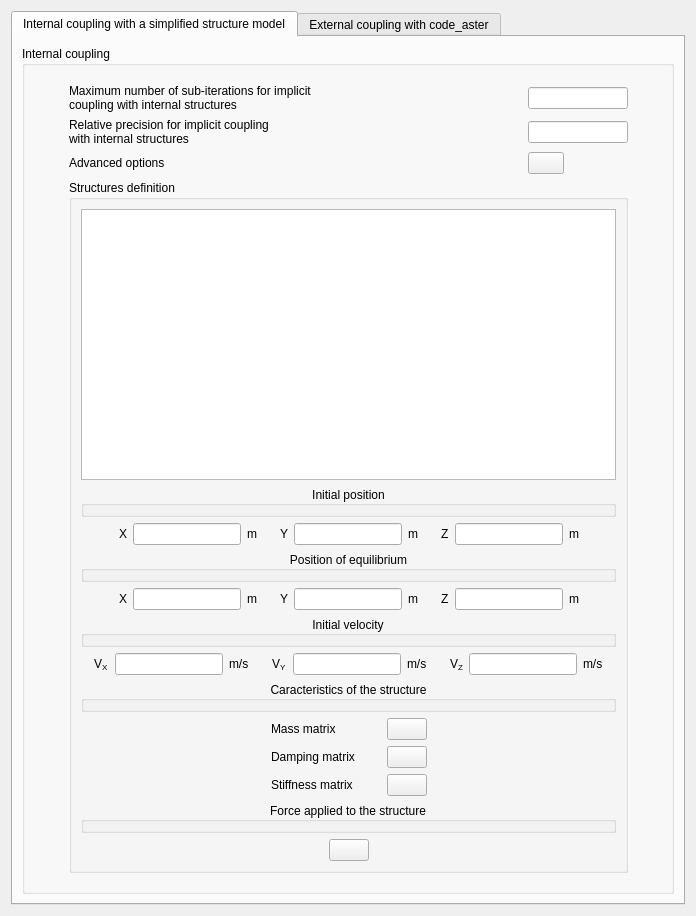
The window that gui/Pages/FluidStructureInteractionForm.ui (code-saturne/code_saturne) describes before a commit, drawn with Qt 5.
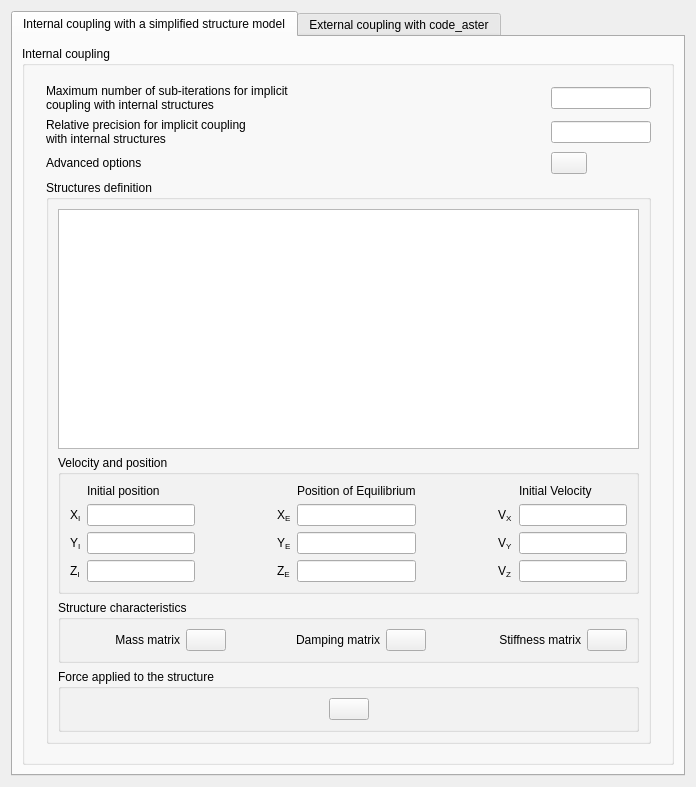
The same window after the commit. Icons and pictures are not drawn.

Commit message: GUI: cleanup FSI page layout.

What changed in the file:
```diff
--- a/gui/Pages/FluidStructureInteractionForm.ui
+++ b/gui/Pages/FluidStructureInteractionForm.ui
@@ -7,14 +7,14 @@
     <x>0</x>
     <y>0</y>
     <width>696</width>
-    <height>916</height>
+    <height>787</height>
    </rect>
   </property>
   <property name="windowTitle">
    <string>Form</string>
   </property>
   <layout class="QGridLayout" name="gridLayout_5">
-   <item row="0" column="0" rowspan="2" colspan="2">
+   <item row="0" column="0" rowspan="2" colspan="5">
     <widget class="QTabWidget" name="tabWidget">
      <property name="currentIndex">
       <number>0</number>
@@ -199,94 +199,27 @@
                      <widget class="QTableView" name="tableInternalCoupling"/>
                     </item>
                     <item>
-                     <layout class="QVBoxLayout" name="verticalLayout">
-                      <item>
-                       <widget class="QGroupBox" name="groupBox_2">
+                     <widget class="QGroupBox" name="gridGroupBox">
                         <property name="title">
-                         <string>Initial position</string>
-                        </property>
-                        <property name="alignment">
-                         <set>Qt::AlignCenter</set>
-                        </property>
-                        <property name="flat">
-                         <bool>true</bool>
-                        </property>
-                       </widget>
-                      </item>
-                      <item>
-                       <layout class="QHBoxLayout" name="horizontalLayout_5">
-                        <item>
-                         <spacer name="horizontalSpacer_3">
-                          <property name="orientation">
-                           <enum>Qt::Horizontal</enum>
-                          </property>
-                          <property name="sizeHint" stdset="0">
-                           <size>
-                            <width>13</width>
-                            <height>13</height>
-                           </size>
-                          </property>
-                         </spacer>
-                        </item>
-                        <item>
-                         <layout class="QHBoxLayout" name="horizontalLayout">
-                          <item>
-                           <widget class="QLabel" name="label_2">
+                       <string>Velocity and position</string>
+                      </property>
+                      <layout class="QGridLayout" name="gridLayout_11">
+                       <item row="2" column="3">
+                        <widget class="QLabel" name="label_Ye">
                             <property name="text">
-                             <string>X</string>
+                          <string>&lt;html&gt;&lt;head/&gt;&lt;body&gt;&lt;p&gt;Y&lt;span style=&quot; vertical-align:sub;&quot;&gt;E&lt;/span&gt;&lt;/p&gt;&lt;/body&gt;&lt;/html&gt;</string>
                             </property>
                            </widget>
                           </item>
-                          <item>
-                           <widget class="QLineEdit" name="lineEditInitialDisplacementX">
-                            <property name="toolTip">
-                             <string>&lt;html&gt;&lt;head/&gt;&lt;body&gt;&lt;p&gt;&lt;span style=&quot; font-size:9pt;&quot;&gt;Code_Saturne key word: &lt;/span&gt;&lt;span style=&quot; font-size:9pt; font-weight:600;&quot;&gt;XSTR0&lt;/span&gt;&lt;/p&gt;&lt;/body&gt;&lt;/html&gt;</string>
-                            </property>
-                           </widget>
-                          </item>
-                          <item>
-                           <widget class="QLabel" name="label_5">
-                            <property name="text">
-                             <string>m</string>
-                            </property>
-                           </widget>
-                          </item>
-                          <item>
-                           <spacer name="horizontalSpacer">
-                            <property name="orientation">
-                             <enum>Qt::Horizontal</enum>
-                            </property>
-                            <property name="sizeHint" stdset="0">
-                             <size>
-                              <width>17</width>
-                              <height>20</height>
-                             </size>
-                            </property>
-                           </spacer>
-                          </item>
-                          <item>
-                           <widget class="QLabel" name="label_3">
-                            <property name="text">
-                             <string>Y</string>
-                            </property>
-                           </widget>
-                          </item>
-                          <item>
+                       <item row="2" column="1">
                            <widget class="QLineEdit" name="lineEditInitialDisplacementY">
                             <property name="toolTip">
                              <string>&lt;html&gt;&lt;head/&gt;&lt;body&gt;&lt;p&gt;&lt;span style=&quot; font-size:9pt;&quot;&gt;Code_Saturne key word: &lt;/span&gt;&lt;span style=&quot; font-size:9pt; font-weight:600;&quot;&gt;XSTR0&lt;/span&gt;&lt;/p&gt;&lt;/body&gt;&lt;/html&gt;</string>
                             </property>
                            </widget>
                           </item>
-                          <item>
-                           <widget class="QLabel" name="label_6">
-                            <property name="text">
-                             <string>m</string>
-                            </property>
-                           </widget>
-                          </item>
-                          <item>
-                           <spacer name="horizontalSpacer_2">
+                       <item row="1" column="2">
+                        <spacer name="horizontalSpacer">
                             <property name="orientation">
                              <enum>Qt::Horizontal</enum>
                             </property>
@@ -298,344 +231,161 @@
                             </property>
                            </spacer>
                           </item>
-                          <item>
-                           <widget class="QLabel" name="label_4">
+                       <item row="3" column="3">
+                        <widget class="QLabel" name="label_Ze">
                             <property name="text">
-                             <string>Z</string>
+                          <string>&lt;html&gt;&lt;head/&gt;&lt;body&gt;&lt;p&gt;Z&lt;span style=&quot; vertical-align:sub;&quot;&gt;E&lt;/span&gt;&lt;/p&gt;&lt;/body&gt;&lt;/html&gt;</string>
                             </property>
                            </widget>
                           </item>
-                          <item>
-                           <widget class="QLineEdit" name="lineEditInitialDisplacementZ">
-                            <property name="toolTip">
-                             <string>&lt;html&gt;&lt;head/&gt;&lt;body&gt;&lt;p&gt;&lt;span style=&quot; font-size:9pt;&quot;&gt;Code_Saturne key word: &lt;/span&gt;&lt;span style=&quot; font-size:9pt; font-weight:600;&quot;&gt;XSTR0&lt;/span&gt;&lt;/p&gt;&lt;/body&gt;&lt;/html&gt;</string>
-                            </property>
-                           </widget>
-                          </item>
-                          <item>
-                           <widget class="QLabel" name="label_7">
-                            <property name="text">
-                             <string>m</string>
-                            </property>
-                           </widget>
-                          </item>
-                         </layout>
-                        </item>
-                        <item>
-                         <spacer name="horizontalSpacer_4">
-                          <property name="orientation">
-                           <enum>Qt::Horizontal</enum>
-                          </property>
-                          <property name="sizeHint" stdset="0">
-                           <size>
-                            <width>13</width>
-                            <height>13</height>
-                           </size>
-                          </property>
-                         </spacer>
-                        </item>
-                       </layout>
-                      </item>
-                      <item>
-                       <widget class="QGroupBox" name="groupBox_3">
-                        <property name="title">
-                         <string>Position of equilibrium</string>
-                        </property>
-                        <property name="alignment">
-                         <set>Qt::AlignCenter</set>
-                        </property>
-                        <property name="flat">
-                         <bool>true</bool>
-                        </property>
-                       </widget>
-                      </item>
-                      <item>
-                       <layout class="QHBoxLayout" name="horizontalLayout_6">
-                        <item>
-                         <spacer name="horizontalSpacer_5">
-                          <property name="orientation">
-                           <enum>Qt::Horizontal</enum>
-                          </property>
-                          <property name="sizeHint" stdset="0">
-                           <size>
-                            <width>13</width>
-                            <height>13</height>
-                           </size>
-                          </property>
-                         </spacer>
-                        </item>
-                        <item>
-                         <layout class="QHBoxLayout" name="horizontalLayout_2">
-                          <item>
-                           <widget class="QLabel" name="label_8">
-                            <property name="text">
-                             <string>X</string>
-                            </property>
-                           </widget>
-                          </item>
-                          <item>
+                       <item row="1" column="4">
                            <widget class="QLineEdit" name="lineEditEquilibriumDisplacementX">
                             <property name="toolTip">
                              <string>&lt;html&gt;&lt;head/&gt;&lt;body&gt;&lt;p&gt;&lt;span style=&quot; font-size:9pt;&quot;&gt;Code_Saturne key word: &lt;/span&gt;&lt;span style=&quot; font-size:9pt; font-weight:600;&quot;&gt;XSTREQ&lt;/span&gt;&lt;/p&gt;&lt;/body&gt;&lt;/html&gt;</string>
                             </property>
                            </widget>
                           </item>
-                          <item>
-                           <widget class="QLabel" name="label_9">
-                            <property name="text">
-                             <string>m</string>
-                            </property>
-                           </widget>
-                          </item>
-                          <item>
-                           <spacer name="horizontalSpacer">
-                            <property name="orientation">
-                             <enum>Qt::Horizontal</enum>
-                            </property>
-                            <property name="sizeHint" stdset="0">
-                             <size>
-                              <width>17</width>
-                              <height>20</height>
-                             </size>
-                            </property>
-                           </spacer>
-                          </item>
-                          <item>
-                           <widget class="QLabel" name="label_10">
-                            <property name="text">
-                             <string>Y</string>
-                            </property>
-                           </widget>
-                          </item>
-                          <item>
-                           <widget class="QLineEdit" name="lineEditEquilibriumDisplacementY">
-                            <property name="toolTip">
-                             <string>&lt;html&gt;&lt;head/&gt;&lt;body&gt;&lt;p&gt;&lt;span style=&quot; font-size:9pt;&quot;&gt;Code_Saturne key word: &lt;/span&gt;&lt;span style=&quot; font-size:9pt; font-weight:600;&quot;&gt;XSTREQ&lt;/span&gt;&lt;/p&gt;&lt;/body&gt;&lt;/html&gt;</string>
-                            </property>
-                           </widget>
-                          </item>
-                          <item>
-                           <widget class="QLabel" name="label_11">
-                            <property name="text">
-                             <string>m</string>
-                            </property>
-                           </widget>
-                          </item>
-                          <item>
-                           <spacer name="horizontalSpacer_2">
-                            <property name="orientation">
-                             <enum>Qt::Horizontal</enum>
-                            </property>
-                            <property name="sizeHint" stdset="0">
-                             <size>
-                              <width>17</width>
-                              <height>20</height>
-                             </size>
-                            </property>
-                           </spacer>
-                          </item>
-                          <item>
-                           <widget class="QLabel" name="label_12">
-                            <property name="text">
-                             <string>Z</string>
-                            </property>
-                           </widget>
-                          </item>
-                          <item>
-                           <widget class="QLineEdit" name="lineEditEquilibriumDisplacementZ">
-                            <property name="toolTip">
-                             <string>&lt;html&gt;&lt;head/&gt;&lt;body&gt;&lt;p&gt;&lt;span style=&quot; font-size:9pt;&quot;&gt;Code_Saturne key word: &lt;/span&gt;&lt;span style=&quot; font-size:9pt; font-weight:600;&quot;&gt;XSTREQ&lt;/span&gt;&lt;/p&gt;&lt;/body&gt;&lt;/html&gt;</string>
-                            </property>
-                           </widget>
-                          </item>
-                          <item>
-                           <widget class="QLabel" name="label_13">
-                            <property name="text">
-                             <string>m</string>
-                            </property>
-                           </widget>
-                          </item>
-                         </layout>
-                        </item>
-                        <item>
-                         <spacer name="horizontalSpacer_6">
-                          <property name="orientation">
-                           <enum>Qt::Horizontal</enum>
-                          </property>
-                          <property name="sizeHint" stdset="0">
-                           <size>
-                            <width>13</width>
-                            <height>13</height>
-                           </size>
-                          </property>
-                         </spacer>
-                        </item>
-                       </layout>
-                      </item>
-                      <item>
-                       <widget class="QGroupBox" name="groupBox_4">
-                        <property name="title">
-                         <string>Initial velocity</string>
-                        </property>
-                        <property name="alignment">
-                         <set>Qt::AlignCenter</set>
-                        </property>
-                        <property name="flat">
-                         <bool>true</bool>
-                        </property>
-                       </widget>
-                      </item>
-                      <item>
-                       <layout class="QHBoxLayout" name="horizontalLayout_7">
-                        <item>
-                         <spacer name="horizontalSpacer_7">
-                          <property name="orientation">
-                           <enum>Qt::Horizontal</enum>
-                          </property>
-                          <property name="sizeHint" stdset="0">
-                           <size>
-                            <width>13</width>
-                            <height>13</height>
-                           </size>
-                          </property>
-                         </spacer>
-                        </item>
-                        <item>
-                         <layout class="QHBoxLayout" name="horizontalLayout_3">
-                          <item>
-                           <widget class="QLabel" name="label_14">
+                       <item row="1" column="6">
+                        <widget class="QLabel" name="label_Vx">
                             <property name="text">
                              <string>V&lt;sub&gt;X&lt;/sub&gt;</string>
                             </property>
                            </widget>
                           </item>
-                          <item>
-                           <widget class="QLineEdit" name="lineEditInitialVelocityX">
-                            <property name="toolTip">
-                             <string>&lt;html&gt;&lt;head/&gt;&lt;body&gt;&lt;p&gt;&lt;span style=&quot; font-size:9pt;&quot;&gt;Code_Saturne key word: &lt;/span&gt;&lt;span style=&quot; font-size:9pt; font-weight:600;&quot;&gt;VSTR0&lt;/span&gt;&lt;/p&gt;&lt;/body&gt;&lt;/html&gt;</string>
-                            </property>
-                           </widget>
-                          </item>
-                          <item>
-                           <widget class="QLabel" name="label_15">
+                       <item row="3" column="0">
+                        <widget class="QLabel" name="label_Zi">
                             <property name="text">
-                             <string>m/s</string>
+                          <string>&lt;html&gt;&lt;head/&gt;&lt;body&gt;&lt;p&gt;Z&lt;span style=&quot; vertical-align:sub;&quot;&gt;I&lt;/span&gt;&lt;/p&gt;&lt;/body&gt;&lt;/html&gt;</string>
                             </property>
                            </widget>
                           </item>
-                          <item>
-                           <spacer name="horizontalSpacer">
-                            <property name="orientation">
-                             <enum>Qt::Horizontal</enum>
-                            </property>
-                            <property name="sizeHint" stdset="0">
-                             <size>
-                              <width>17</width>
-                              <height>20</height>
-                             </size>
-                            </property>
-                           </spacer>
-                          </item>
-                          <item>
-                           <widget class="QLabel" name="label_16">
-                            <property name="text">
-                             <string>V&lt;sub&gt;Y&lt;/sub&gt;</string>
-                            </property>
-                           </widget>
-                          </item>
-                          <item>
+                       <item row="2" column="7">
                            <widget class="QLineEdit" name="lineEditInitialVelocityY">
                             <property name="toolTip">
                              <string>&lt;html&gt;&lt;head/&gt;&lt;body&gt;&lt;p&gt;&lt;span style=&quot; font-size:9pt;&quot;&gt;Code_Saturne key word: &lt;/span&gt;&lt;span style=&quot; font-size:9pt; font-weight:600;&quot;&gt;VSTR0&lt;/span&gt;&lt;/p&gt;&lt;/body&gt;&lt;/html&gt;</string>
                             </property>
                            </widget>
                           </item>
-                          <item>
-                           <widget class="QLabel" name="label_17">
+                       <item row="1" column="1">
+                        <widget class="QLineEdit" name="lineEditInitialDisplacementX">
+                         <property name="toolTip">
+                          <string>&lt;html&gt;&lt;head/&gt;&lt;body&gt;&lt;p&gt;&lt;span style=&quot; font-size:9pt;&quot;&gt;Code_Saturne key word: &lt;/span&gt;&lt;span style=&quot; font-size:9pt; font-weight:600;&quot;&gt;XSTR0&lt;/span&gt;&lt;/p&gt;&lt;/body&gt;&lt;/html&gt;</string>
+                         </property>
+                        </widget>
+                       </item>
+                       <item row="1" column="7">
+                        <widget class="QLineEdit" name="lineEditInitialVelocityX">
+                         <property name="toolTip">
+                          <string>&lt;html&gt;&lt;head/&gt;&lt;body&gt;&lt;p&gt;&lt;span style=&quot; font-size:9pt;&quot;&gt;Code_Saturne key word: &lt;/span&gt;&lt;span style=&quot; font-size:9pt; font-weight:600;&quot;&gt;VSTR0&lt;/span&gt;&lt;/p&gt;&lt;/body&gt;&lt;/html&gt;</string>
+                         </property>
+                        </widget>
+                       </item>
+                       <item row="1" column="3">
+                        <widget class="QLabel" name="label_Xe">
                             <property name="text">
-                             <string>m/s</string>
+                          <string>&lt;html&gt;&lt;head/&gt;&lt;body&gt;&lt;p&gt;X&lt;span style=&quot; vertical-align:sub;&quot;&gt;E&lt;/span&gt;&lt;/p&gt;&lt;/body&gt;&lt;/html&gt;</string>
                             </property>
                            </widget>
                           </item>
-                          <item>
-                           <spacer name="horizontalSpacer_2">
-                            <property name="orientation">
-                             <enum>Qt::Horizontal</enum>
-                            </property>
-                            <property name="sizeHint" stdset="0">
-                             <size>
-                              <width>17</width>
-                              <height>20</height>
-                             </size>
-                            </property>
-                           </spacer>
-                          </item>
-                          <item>
-                           <widget class="QLabel" name="label_18">
+                       <item row="3" column="1">
+                        <widget class="QLineEdit" name="lineEditInitialDisplacementZ">
+                         <property name="toolTip">
+                          <string>&lt;html&gt;&lt;head/&gt;&lt;body&gt;&lt;p&gt;&lt;span style=&quot; font-size:9pt;&quot;&gt;Code_Saturne key word: &lt;/span&gt;&lt;span style=&quot; font-size:9pt; font-weight:600;&quot;&gt;XSTR0&lt;/span&gt;&lt;/p&gt;&lt;/body&gt;&lt;/html&gt;</string>
+                         </property>
+                        </widget>
+                       </item>
+                       <item row="0" column="4">
+                        <widget class="QLabel" name="label_24">
+                         <property name="text">
+                          <string>Position of Equilibrium</string>
+                         </property>
+                        </widget>
+                       </item>
+                       <item row="0" column="1">
+                        <widget class="QLabel" name="label_23">
+                         <property name="text">
+                          <string>Initial position</string>
+                         </property>
+                        </widget>
+                       </item>
+                       <item row="3" column="6">
+                        <widget class="QLabel" name="label_Vz">
                             <property name="text">
                              <string>V&lt;sub&gt;Z&lt;/sub&gt;</string>
                             </property>
                            </widget>
                           </item>
-                          <item>
+                       <item row="0" column="7">
+                        <widget class="QLabel" name="label_25">
+                         <property name="text">
+                          <string>Initial Velocity</string>
+                         </property>
+                        </widget>
+                       </item>
+                       <item row="2" column="0">
+                        <widget class="QLabel" name="label_Yi">
+                         <property name="text">
+                          <string>&lt;html&gt;&lt;head/&gt;&lt;body&gt;&lt;p&gt;Y&lt;span style=&quot; vertical-align:sub;&quot;&gt;I&lt;/span&gt;&lt;/p&gt;&lt;/body&gt;&lt;/html&gt;</string>
+                         </property>
+                        </widget>
+                       </item>
+                       <item row="3" column="4">
+                        <widget class="QLineEdit" name="lineEditEquilibriumDisplacementZ">
+                         <property name="toolTip">
+                          <string>&lt;html&gt;&lt;head/&gt;&lt;body&gt;&lt;p&gt;&lt;span style=&quot; font-size:9pt;&quot;&gt;Code_Saturne key word: &lt;/span&gt;&lt;span style=&quot; font-size:9pt; font-weight:600;&quot;&gt;XSTREQ&lt;/span&gt;&lt;/p&gt;&lt;/body&gt;&lt;/html&gt;</string>
+                         </property>
+                        </widget>
+                       </item>
+                       <item row="2" column="6">
+                        <widget class="QLabel" name="label_Vy">
+                         <property name="text">
+                          <string>V&lt;sub&gt;Y&lt;/sub&gt;</string>
+                         </property>
+                        </widget>
+                       </item>
+                       <item row="1" column="5">
+                        <spacer name="horizontalSpacer_5">
+                         <property name="orientation">
+                          <enum>Qt::Horizontal</enum>
+                         </property>
+                         <property name="sizeHint" stdset="0">
+                          <size>
+                           <width>13</width>
+                           <height>13</height>
+                          </size>
+                         </property>
+                        </spacer>
+                       </item>
+                       <item row="2" column="4">
+                        <widget class="QLineEdit" name="lineEditEquilibriumDisplacementY">
+                         <property name="toolTip">
+                          <string>&lt;html&gt;&lt;head/&gt;&lt;body&gt;&lt;p&gt;&lt;span style=&quot; font-size:9pt;&quot;&gt;Code_Saturne key word: &lt;/span&gt;&lt;span style=&quot; font-size:9pt; font-weight:600;&quot;&gt;XSTREQ&lt;/span&gt;&lt;/p&gt;&lt;/body&gt;&lt;/html&gt;</string>
+                         </property>
+                        </widget>
+                       </item>
+                       <item row="3" column="7">
                            <widget class="QLineEdit" name="lineEditInitialVelocityZ">
                             <property name="toolTip">
                              <string>&lt;html&gt;&lt;head/&gt;&lt;body&gt;&lt;p&gt;&lt;span style=&quot; font-size:9pt;&quot;&gt;Code_Saturne key word: &lt;/span&gt;&lt;span style=&quot; font-size:9pt; font-weight:600;&quot;&gt;VSTR0&lt;/span&gt;&lt;/p&gt;&lt;/body&gt;&lt;/html&gt;</string>
                             </property>
                            </widget>
                           </item>
-                          <item>
-                           <widget class="QLabel" name="label_19">
+                       <item row="1" column="0">
+                        <widget class="QLabel" name="label_Xi">
                             <property name="text">
-                             <string>m/s</string>
+                          <string>&lt;html&gt;&lt;head/&gt;&lt;body&gt;&lt;p&gt;X&lt;span style=&quot; vertical-align:sub;&quot;&gt;I&lt;/span&gt;&lt;/p&gt;&lt;/body&gt;&lt;/html&gt;</string>
                             </property>
                            </widget>
                           </item>
                          </layout>
+                     </widget>
                         </item>
                         <item>
-                         <spacer name="horizontalSpacer_8">
-                          <property name="orientation">
-                           <enum>Qt::Horizontal</enum>
-                          </property>
-                          <property name="sizeHint" stdset="0">
-                           <size>
-                            <width>13</width>
-                            <height>13</height>
-                           </size>
-                          </property>
-                         </spacer>
-                        </item>
-                       </layout>
-                      </item>
-                      <item>
-                       <widget class="QGroupBox" name="groupBox_5">
+                     <widget class="QGroupBox" name="horizontalGroupBoxStructurCharacteristics">
                         <property name="title">
-                         <string>Caracteristics of the structure</string>
-                        </property>
-                        <property name="alignment">
-                         <set>Qt::AlignCenter</set>
-                        </property>
-                        <property name="flat">
-                         <bool>true</bool>
-                        </property>
-                       </widget>
-                      </item>
-                      <item>
-                       <layout class="QHBoxLayout" name="horizontalLayout_10">
-                        <item>
-                         <spacer name="horizontalSpacer_9">
-                          <property name="orientation">
-                           <enum>Qt::Horizontal</enum>
-                          </property>
-                          <property name="sizeHint" stdset="0">
-                           <size>
-                            <width>40</width>
-                            <height>20</height>
-                           </size>
-                          </property>
-                         </spacer>
-                        </item>
+                       <string>Structure characteristics</string>
+                      </property>
+                      <layout class="QHBoxLayout" name="horizontalLayout_2">
                         <item>
                          <widget class="QLabel" name="label_20">
                           <property name="minimumSize">
@@ -648,7 +398,7 @@
                            <string>&lt;html&gt;&lt;head/&gt;&lt;body&gt;&lt;p&gt;&lt;span style=&quot; font-size:9pt;&quot;&gt;Code_Saturne key word: &lt;/span&gt;&lt;span style=&quot; font-size:9pt; font-weight:600;&quot;&gt;XMSTRU&lt;/span&gt;&lt;/p&gt;&lt;/body&gt;&lt;/html&gt;</string>
                           </property>
                           <property name="text">
-                           <string>Mass matrix</string>
+                          <string>&lt;html&gt;&lt;head/&gt;&lt;body&gt;&lt;p align=&quot;right&quot;&gt;Mass matrix&lt;/p&gt;&lt;/body&gt;&lt;/html&gt;</string>
                           </property>
                          </widget>
                         </item>
@@ -673,24 +423,7 @@
                          </widget>
                         </item>
                         <item>
-                         <spacer name="horizontalSpacer_10">
-                          <property name="orientation">
-                           <enum>Qt::Horizontal</enum>
-                          </property>
-                          <property name="sizeHint" stdset="0">
-                           <size>
-                            <width>40</width>
-                            <height>20</height>
-                           </size>
-                          </property>
-                         </spacer>
-                        </item>
-                       </layout>
-                      </item>
-                      <item>
-                       <layout class="QHBoxLayout" name="horizontalLayout_9">
-                        <item>
-                         <spacer name="horizontalSpacer_11">
+                        <spacer name="horizontalSpacer_9">
                           <property name="orientation">
                            <enum>Qt::Horizontal</enum>
                           </property>
@@ -714,7 +447,7 @@
                            <string>&lt;html&gt;&lt;head/&gt;&lt;body&gt;&lt;p&gt;&lt;span style=&quot; font-size:9pt;&quot;&gt;Code_Saturne key word: &lt;/span&gt;&lt;span style=&quot; font-size:9pt; font-weight:600;&quot;&gt;XCSTRU&lt;/span&gt;&lt;/p&gt;&lt;/body&gt;&lt;/html&gt;</string>
                           </property>
                           <property name="text">
-                           <string>Damping matrix</string>
+                          <string>&lt;html&gt;&lt;head/&gt;&lt;body&gt;&lt;p align=&quot;right&quot;&gt;Damping matrix&lt;/p&gt;&lt;/body&gt;&lt;/html&gt;</string>
                           </property>
                          </widget>
                         </item>
@@ -739,24 +472,7 @@
                          </widget>
                         </item>
                         <item>
-                         <spacer name="horizontalSpacer_12">
-                          <property name="orientation">
-                           <enum>Qt::Horizontal</enum>
-                          </property>
-                          <property name="sizeHint" stdset="0">
-                           <size>
-                            <width>40</width>
-                            <height>20</height>
-                           </size>
-                          </property>
-                         </spacer>
-                        </item>
-                       </layout>
-                      </item>
-                      <item>
-                       <layout class="QHBoxLayout" name="horizontalLayout_8">
-                        <item>
-                         <spacer name="horizontalSpacer_13">
+                        <spacer name="horizontalSpacer_11">
                           <property name="orientation">
                            <enum>Qt::Horizontal</enum>
                           </property>
@@ -780,7 +496,7 @@
                            <string>&lt;html&gt;&lt;head/&gt;&lt;body&gt;&lt;p&gt;&lt;span style=&quot; font-size:9pt;&quot;&gt;Code_Saturne key word: &lt;/span&gt;&lt;span style=&quot; font-size:9pt; font-weight:600;&quot;&gt;XKSTRU&lt;/span&gt;&lt;/p&gt;&lt;/body&gt;&lt;/html&gt;</string>
                           </property>
                           <property name="text">
-                           <string>Stiffness matrix</string>
+                          <string>&lt;html&gt;&lt;head/&gt;&lt;body&gt;&lt;p align=&quot;right&quot;&gt;Stiffness matrix&lt;/p&gt;&lt;/body&gt;&lt;/html&gt;</string>
                           </property>
                          </widget>
                         </item>
@@ -804,38 +520,14 @@
                           </property>
                          </widget>
                         </item>
-                        <item>
-                         <spacer name="horizontalSpacer_14">
-                          <property name="orientation">
-                           <enum>Qt::Horizontal</enum>
-                          </property>
-                          <property name="sizeHint" stdset="0">
-                           <size>
-                            <width>40</width>
-                            <height>20</height>
-                           </size>
-                          </property>
-                         </spacer>
-                        </item>
-                       </layout>
+                      </layout>
+                     </widget>
                       </item>
                       <item>
-                       <widget class="QGroupBox" name="groupBox_8">
+                     <widget class="QGroupBox" name="GroupBoxForceAppled">
                         <property name="title">
                          <string>Force applied to the structure</string>
                         </property>
-                        <property name="alignment">
-                         <set>Qt::AlignCenter</set>
-                        </property>
-                        <property name="flat">
-                         <bool>true</bool>
-                        </property>
-                        <property name="checkable">
-                         <bool>false</bool>
-                        </property>
-                       </widget>
-                      </item>
-                      <item>
                        <layout class="QHBoxLayout" name="horizontalLayout_12">
                         <item>
                          <spacer name="horizontalSpacer_23">
@@ -884,8 +576,7 @@
                          </spacer>
                         </item>
                        </layout>
-                      </item>
-                     </layout>
+                     </widget>
                     </item>
                    </layout>
                   </item>
```
Left out of the diff: 184 changed lines with no effect on the pictures. Lines whose indentation alone changed are shown as unchanged.
